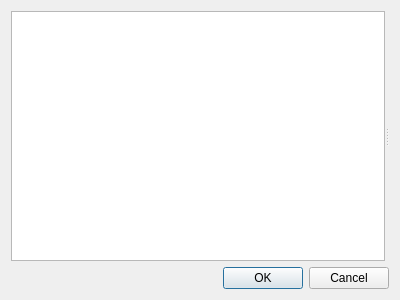
The window that src/Libs/Core/ConfigDlg.ui (macgitver/MacGitver) describes before a commit, drawn with Qt 5.
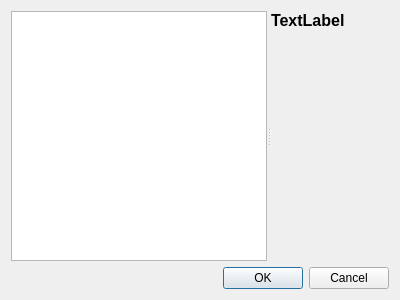
The same window after the commit.

Commit message: Initial showing of config dialog

```diff
--- a/src/Libs/Core/ConfigDlg.ui
+++ b/src/Libs/Core/ConfigDlg.ui
@@ -11,27 +11,17 @@
    </rect>
   </property>
   <property name="windowTitle">
-   <string>Preferences</string>
+   <string>MacGitver Preferences</string>
   </property>
-  <layout class="QGridLayout" name="gridLayout">
-   <item row="1" column="0">
-    <widget class="QDialogButtonBox" name="buttonBox">
-     <property name="orientation">
-      <enum>Qt::Horizontal</enum>
-     </property>
-     <property name="standardButtons">
-      <set>QDialogButtonBox::Cancel|QDialogButtonBox::Ok</set>
-     </property>
-    </widget>
-   </item>
-   <item row="0" column="0">
+  <layout class="QVBoxLayout" name="verticalLayout_2">
+   <item>
     <widget class="QSplitter" name="splitter">
      <property name="orientation">
       <enum>Qt::Horizontal</enum>
      </property>
      <widget class="QTreeWidget" name="widgetTree">
       <property name="sizePolicy">
-       <sizepolicy hsizetype="MinimumExpanding" vsizetype="MinimumExpanding">
+       <sizepolicy hsizetype="Minimum" vsizetype="Minimum">
         <horstretch>0</horstretch>
         <verstretch>0</verstretch>
        </sizepolicy>
@@ -54,16 +44,61 @@
        </property>
       </column>
      </widget>
-     <widget class="QStackedWidget" name="widgets">
+     <widget class="QWidget" name="widget" native="true">
       <property name="sizePolicy">
-       <sizepolicy hsizetype="Maximum" vsizetype="Maximum">
-        <horstretch>0</horstretch>
-        <verstretch>0</verstretch>
+       <sizepolicy hsizetype="MinimumExpanding" vsizetype="MinimumExpanding">
+        <horstretch>1</horstretch>
+        <verstretch>1</verstretch>
        </sizepolicy>
       </property>
+      <layout class="QVBoxLayout" name="verticalLayout">
+       <property name="margin">
+        <number>0</number>
+       </property>
+       <item>
+        <widget class="QLabel" name="label">
+         <property name="sizePolicy">
+          <sizepolicy hsizetype="Minimum" vsizetype="Minimum">
+           <horstretch>0</horstretch>
+           <verstretch>0</verstretch>
+          </sizepolicy>
+         </property>
+         <property name="font">
+          <font>
+           <pointsize>12</pointsize>
+           <weight>75</weight>
+           <bold>true</bold>
+          </font>
+         </property>
+         <property name="text">
+          <string>TextLabel</string>
+         </property>
+        </widget>
+       </item>
+       <item>
+        <widget class="QStackedWidget" name="widgets">
+         <property name="sizePolicy">
+          <sizepolicy hsizetype="MinimumExpanding" vsizetype="MinimumExpanding">
+           <horstretch>0</horstretch>
+           <verstretch>0</verstretch>
+          </sizepolicy>
+         </property>
+        </widget>
+       </item>
+      </layout>
      </widget>
     </widget>
    </item>
+   <item>
+    <widget class="QDialogButtonBox" name="buttonBox">
+     <property name="orientation">
+      <enum>Qt::Horizontal</enum>
+     </property>
+     <property name="standardButtons">
+      <set>QDialogButtonBox::Cancel|QDialogButtonBox::Ok</set>
+     </property>
+    </widget>
+   </item>
   </layout>
  </widget>
  <resources/>
```
The commit also changes 16 other files.
